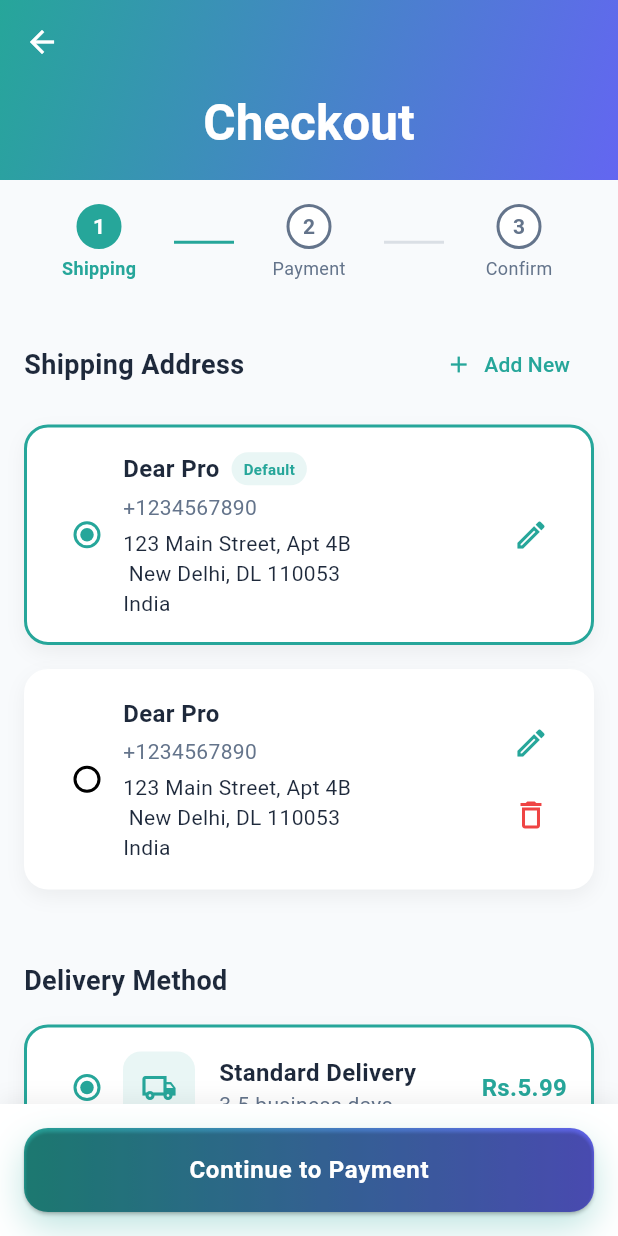
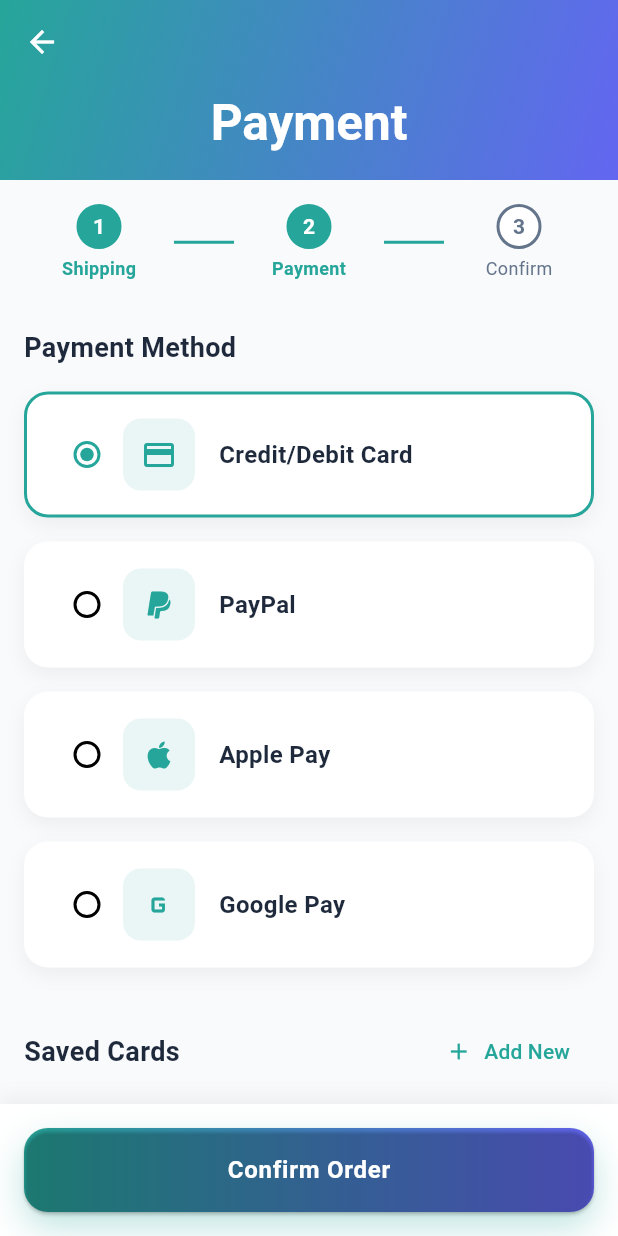
Before and after one commit to nishant0820/Ecommerce-with-Flutter, a Flutter app: the CheckoutScreen screen opened directly, after a tap on "Continue to Payment", on a phone screen of 412 x 824 dp. Run offline on Flutter 3.47's test engine with Material 3 defaults, Android fonts, the phone set to English and light mode, and no system bars; Roboto replaces fonts that are missing (Poppins).

Commit message:
create payment screen

```diff
--- a/ecommerce/lib/screens/checkout_screen.dart
+++ b/ecommerce/lib/screens/checkout_screen.dart
@@ -1,3 +1,4 @@
+import 'package:ecommerce/screens/payment_screen.dart';
 import 'package:ecommerce/theme/theme.dart';
 import 'package:ecommerce/widgets/gradient_button.dart';
 import 'package:flutter/material.dart';
@@ -432,6 +433,7 @@ class _CheckoutScreenState extends State<CheckoutScreen> {
                     ],
                   ),
                 ),
+                SizedBox(height: 100),
               ],
             ),
           ),
@@ -456,7 +458,7 @@ class _CheckoutScreenState extends State<CheckoutScreen> {
               Navigator.push(
                 context,
                 MaterialPageRoute(
-                  builder: (context) => CheckoutScreen(),
+                  builder: (context) => PaymentScreen(),
                 ),
               );
             },
--- /dev/null
+++ b/ecommerce/lib/screens/payment_screen.dart
@@ -0,0 +1,477 @@
+import 'package:ecommerce/theme/theme.dart';
+import 'package:ecommerce/widgets/gradient_button.dart';
+import 'package:flutter/material.dart';
+
+class PaymentScreen extends StatefulWidget {
+  const PaymentScreen({super.key});
+
+  @override
+  State<PaymentScreen> createState() => _PaymentScreenState();
+}
+
+class _PaymentScreenState extends State<PaymentScreen> {
+  int _selectedPaymentMethod = 0;
+  int _selectedCard = 0;
+
+  final paymentMethods = [
+    {
+      'title': 'Credit/Debit Card',
+      'icon': Icons.credit_card,
+    },
+    {
+      'title': 'PayPal',
+      'icon': Icons.paypal,
+    },
+    {
+      'title': 'Apple Pay',
+      'icon': Icons.apple,
+    },
+    {
+      'title': 'Google Pay',
+      'icon': Icons.g_mobiledata,
+    },
+  ];
+  Widget _buildStep(int number, String title, bool isActive) {
+    return Expanded(
+      child: Column(
+        children: [
+          Container(
+            width: 36,
+            height: 30,
+            decoration: BoxDecoration(
+              shape: BoxShape.circle,
+              color: isActive ? AppTheme.primaryColor : Colors.white,
+              border: Border.all(
+                color:
+                    isActive ? AppTheme.primaryColor : AppTheme.textSecondary,
+                width: 2,
+              ),
+            ),
+            child: Center(
+              child: Text(
+                number.toString(),
+                style: TextStyle(
+                  color: isActive ? Colors.white : AppTheme.textSecondary,
+                  fontWeight: FontWeight.bold,
+                ),
+              ),
+            ),
+          ),
+          SizedBox(height: 4),
+          Text(
+            title,
+            style: TextStyle(
+              color: isActive ? AppTheme.primaryColor : AppTheme.textSecondary,
+              fontSize: 12,
+              fontWeight: isActive ? FontWeight.bold : FontWeight.normal,
+            ),
+          ),
+        ],
+      ),
+    );
+  }
+
+  Widget _buildStepConnector(bool isActive) {
+    return Container(
+      width: 40,
+      height: 2,
+      color: isActive
+          ? AppTheme.primaryColor
+          : AppTheme.textSecondary.withOpacity(0.2),
+    );
+  }
+
+  Widget _buildSummaryRow(String label, String value, {bool isTotal = false}) {
+    return Padding(
+      padding: EdgeInsets.symmetric(vertical: 4),
+      child: Row(
+        mainAxisAlignment: MainAxisAlignment.spaceBetween,
+        children: [
+          Text(
+            label,
+            style: TextStyle(
+              fontSize: isTotal ? 18 : 14,
+              fontWeight: isTotal ? FontWeight.bold : FontWeight.normal,
+              color: isTotal ? AppTheme.textPrimary : AppTheme.textSecondary,
+            ),
+          ),
+          Text(
+            value,
+            style: TextStyle(
+              fontSize: isTotal ? 18 : 14,
+              fontWeight: isTotal ? FontWeight.bold : FontWeight.normal,
+              color: isTotal ? AppTheme.textPrimary : AppTheme.textSecondary,
+            ),
+          ),
+        ],
+      ),
+    );
+  }
+
+  @override
+  Widget build(BuildContext context) {
+    return Scaffold(
+      backgroundColor: AppTheme.backgroundColor,
+      body: CustomScrollView(
+        slivers: [
+          SliverAppBar(
+            foregroundColor: Colors.white,
+            pinned: true,
+            expandedHeight: 120,
+            backgroundColor: Colors.transparent,
+            flexibleSpace: Container(
+              decoration: BoxDecoration(
+                gradient: LinearGradient(
+                  colors: AppTheme.primaryGradient,
+                  begin: Alignment.topLeft,
+                  end: Alignment.bottomRight,
+                ),
+              ),
+              child: FlexibleSpaceBar(
+                title: Text(
+                  "Payment",
+                  style: TextStyle(
+                    color: Colors.white,
+                    fontWeight: FontWeight.bold,
+                  ),
+                ),
+                centerTitle: true,
+              ),
+            ),
+          ),
+          SliverToBoxAdapter(
+            child: Column(
+              children: [
+                Container(
+                  padding: EdgeInsets.all(16),
+                  child: Row(
+                    children: [
+                      _buildStep(1, 'Shipping', true),
+                      _buildStepConnector(true),
+                      _buildStep(2, 'Payment', true),
+                      _buildStepConnector(true),
+                      _buildStep(3, 'Confirm', false),
+                    ],
+                  ),
+                ),
+                Padding(
+                  padding: EdgeInsets.all(16),
+                  child: Column(
+                    crossAxisAlignment: CrossAxisAlignment.start,
+                    children: [
+                      Text(
+                        "Payment Method",
+                        style: TextStyle(
+                          fontSize: 18,
+                          fontWeight: FontWeight.bold,
+                          color: AppTheme.textPrimary,
+                        ),
+                      ),
+                      SizedBox(height: 16),
+                      ...List.generate(
+                          paymentMethods.length,
+                          (index) => _buildPaymentMethodCard(
+                              index, paymentMethods[index])),
+                    ],
+                  ),
+                ),
+                _buildSavedCards(),
+                Container(
+                  margin: EdgeInsets.all(16),
+                  padding: EdgeInsets.all(16),
+                  decoration: BoxDecoration(
+                    color: Colors.white,
+                    borderRadius: BorderRadius.circular(16),
+                    boxShadow: [
+                      BoxShadow(
+                        color: Colors.black.withOpacity(0.05),
+                        blurRadius: 10,
+                        offset: Offset(0, 5),
+                      ),
+                    ],
+                  ),
+                  child: Column(
+                    crossAxisAlignment: CrossAxisAlignment.start,
+                    children: [
+                      Text(
+                        "Order Summary",
+                        style: TextStyle(
+                          fontSize: 18,
+                          fontWeight: FontWeight.bold,
+                          color: AppTheme.textPrimary,
+                        ),
+                      ),
+                      SizedBox(height: 16),
+                      _buildSummaryRow("Subtotal", "Rs. 1797.00"),
+                      _buildSummaryRow("Shipping", "Rs. 100.00"),
+                      _buildSummaryRow("Tax", "Rs. 89.00"),
+                      Divider(height: 24),
+                      _buildSummaryRow(
+                        "Total",
+                        "Rs. 1986.00",
+                        isTotal: true,
+                      ),
+                    ],
+                  ),
+                ),
+                SizedBox(height: 100),
+              ],
+            ),
+          ),
+        ],
+      ),
+      bottomSheet: Container(
+        padding: EdgeInsets.all(16),
+        decoration: BoxDecoration(
+          color: Colors.white,
+          boxShadow: [
+            BoxShadow(
+              color: Colors.black.withOpacity(0.05),
+              blurRadius: 10,
+              offset: Offset(0, -5),
+            ),
+          ],
+        ),
+        child: SafeArea(
+          child: GradientButton(
+            text: "Confirm Order",
+            onPressed: () {
+              //Navigator.push(
+              //  context,
+              //  MaterialPageRoute(
+              //    builder: (context) => PaymentScreen(),
+              //  ),
+              //);
+            },
+          ),
+        ),
+      ),
+    );
+  }
+
+  Widget _buildPaymentMethodCard(int index, Map<String, dynamic> method) {
+    final isSelected = _selectedPaymentMethod == index;
+    return GestureDetector(
+      onTap: () {
+        setState(
+          () {
+            _selectedPaymentMethod = index;
+          },
+        );
+      },
+      child: Container(
+        margin: EdgeInsets.only(bottom: 16),
+        padding: EdgeInsets.all(16),
+        decoration: BoxDecoration(
+          color: Colors.white,
+          borderRadius: BorderRadius.circular(16),
+          border: Border.all(
+            color: isSelected ? AppTheme.primaryColor : Colors.transparent,
+            width: 2,
+          ),
+          boxShadow: [
+            BoxShadow(
+              color: Colors.black.withOpacity(0.05),
+              blurRadius: 10,
+              offset: Offset(0, 5),
+            ),
+          ],
+        ),
+        child: Row(
+          children: [
+            Radio(
+              value: index,
+              groupValue: _selectedPaymentMethod,
+              onChanged: (value) {
+                setState(() {
+                  _selectedPaymentMethod = value as int;
+                });
+              },
+              activeColor: AppTheme.primaryColor,
+            ),
+            Container(
+              padding: EdgeInsets.all(12),
+              decoration: BoxDecoration(
+                color: AppTheme.primaryColor.withOpacity(0.1),
+                borderRadius: BorderRadius.circular(12),
+              ),
+              child: Icon(
+                method['icon'] as IconData,
+                color: AppTheme.primaryColor,
+              ),
+            ),
+            SizedBox(width: 16),
+            Text(
+              method['title'] as String,
+              style: TextStyle(
+                fontSize: 16,
+                fontWeight: FontWeight.bold,
+                color: AppTheme.textPrimary,
+              ),
+            ),
+          ],
+        ),
+      ),
+    );
+  }
+
+  Widget _buildSavedCards() {
+    if (_selectedPaymentMethod != 0) return SizedBox.shrink();
+
+    return Padding(
+      padding: EdgeInsets.symmetric(horizontal: 16),
+      child: Column(
+        crossAxisAlignment: CrossAxisAlignment.start,
+        children: [
+          Row(
+            mainAxisAlignment: MainAxisAlignment.spaceBetween,
+            children: [
+              Text(
+                "Saved Cards",
+                style: TextStyle(
+                  fontSize: 18,
+                  fontWeight: FontWeight.bold,
+                  color: AppTheme.textPrimary,
+                ),
+              ),
+              TextButton.icon(
+                onPressed: () {},
+                label: Text("Add New"),
+                icon: Icon(Icons.add),
+              )
+            ],
+          ),
+          SizedBox(height: 16),
+          SizedBox(
+            height: 200,
+            child: ListView.builder(
+                scrollDirection: Axis.horizontal,
+                itemCount: 3,
+                itemBuilder: (context, index) => _buildCreditCard(index)),
+          ),
+        ],
+      ),
+    );
+  }
+
+  Widget _buildCreditCard(int index) {
+    final isSelected = _selectedCard == index;
+    final colors = [
+      AppTheme.primaryGradient,
+      [AppTheme.secondaryColor, AppTheme.tertiaryColor],
+      [AppTheme.primaryColor, AppTheme.secondaryColor],
+    ];
+    return GestureDetector(
+      onTap: () {
+        setState(() {
+          _selectedCard = index;
+        });
+      },
+      child: Container(
+        width: 300,
+        margin: EdgeInsets.only(right: 16),
+        padding: EdgeInsets.all(20),
+        decoration: BoxDecoration(
+          gradient: LinearGradient(
+            colors: colors[index],
+            begin: Alignment.topLeft,
+            end: Alignment.bottomRight,
+          ),
+          borderRadius: BorderRadius.circular(20),
+          border: isSelected ? Border.all(color: Colors.white, width: 2) : null,
+          boxShadow: [
+            BoxShadow(
+              color: Colors.black.withOpacity(0.1),
+              blurRadius: 20,
+              offset: Offset(0, 10),
+            ),
+          ],
+        ),
+        child: Column(
+          crossAxisAlignment: CrossAxisAlignment.start,
+          mainAxisAlignment: MainAxisAlignment.spaceBetween,
+          children: [
+            Row(
+              mainAxisAlignment: MainAxisAlignment.spaceBetween,
+              children: [
+                Text(
+                  "Credit Card",
+                  style: TextStyle(
+                    color: Colors.white,
+                    fontSize: 16,
+                    fontWeight: FontWeight.bold,
+                  ),
+                ),
+                Icon(
+                  Icons.credit_card,
+                  color: Colors.white.withOpacity(0.8),
+                  size: 30,
+                ),
+              ],
+            ),
+            Column(
+              crossAxisAlignment: CrossAxisAlignment.start,
+              children: [
+                Text(
+                  "**** **** **** 1234",
+                  style: TextStyle(
+                    color: Colors.white,
+                    fontSize: 20,
+                    fontWeight: FontWeight.bold,
+                    letterSpacing: 2,
+                  ),
+                ),
+                SizedBox(height: 16),
+                Row(
+                  mainAxisAlignment: MainAxisAlignment.spaceBetween,
+                  children: [
+                    Column(
+                      crossAxisAlignment: CrossAxisAlignment.start,
+                      children: [
+                        Text(
+                          "CARD HOLDER",
+                          style: TextStyle(
+                            color: Colors.white.withOpacity(0.8),
+                            fontSize: 10,
+                          ),
+                        ),
+                        Text(
+                          "John Doe",
+                          style: TextStyle(
+                            color: Colors.white,
+                            fontSize: 16,
+                            fontWeight: FontWeight.bold,
+                          ),
+                        ),
+                      ],
+                    ),
+                    Column(
+                      crossAxisAlignment: CrossAxisAlignment.start,
+                      children: [
+                        Text(
+                          "EXPIRY DATE",
+                          style: TextStyle(
+                            color: Colors.white.withOpacity(0.8),
+                            fontSize: 10,
+                          ),
+                        ),
+                        Text(
+                          "MM/YY",
+                          style: TextStyle(
+                            color: Colors.white,
+                            fontSize: 16,
+                            fontWeight: FontWeight.bold,
+                          ),
+                        ),
+                      ],
+                    ),
+                  ],
+                ),
+              ],
+            ),
+          ],
+        ),
+      ),
+    );
+  }
+}
```
